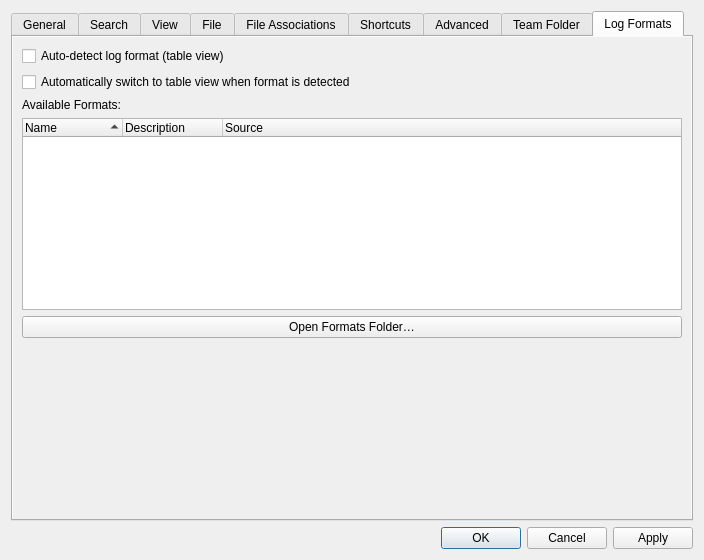
The window that src/ui/include/optionsdialog.ui (64x-lunicorn/LogSquirl) describes before a commit, drawn with Qt 5.
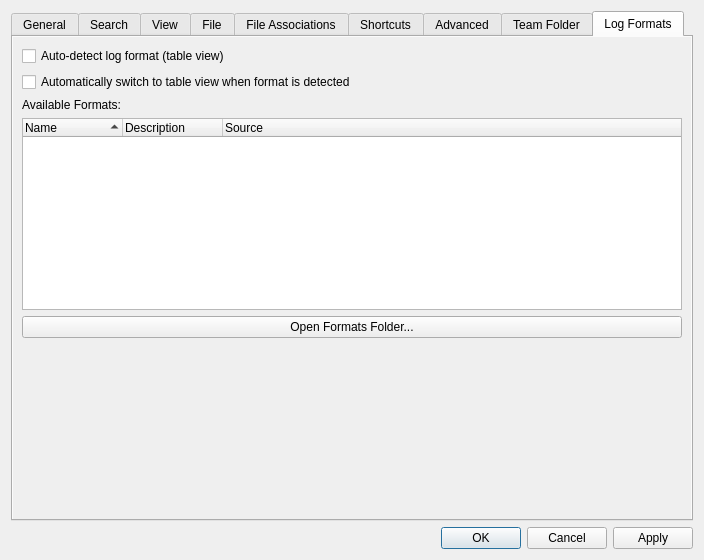
The same window after the commit. The open tabs and pages were chosen to show the change.

Diff of the .ui file:
```diff
--- a/src/ui/include/optionsdialog.ui
+++ b/src/ui/include/optionsdialog.ui
@@ -1840,7 +1840,7 @@
            <item>
             <widget class="QPushButton" name="openFormatsFolderButton">
              <property name="text">
-              <string>Open Formats Folder…</string>
+              <string>Open Formats Folder...</string>
              </property>
             </widget>
            </item>
```
